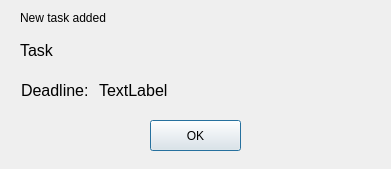
Old version of the form dialog.ui in the repository abrarShariar/To-do.
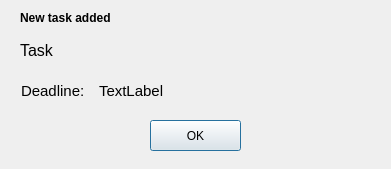
New version of the form.

What changed in the file:
```diff
--- a/dialog.ui
+++ b/dialog.ui
@@ -35,6 +35,13 @@
      <height>16</height>
     </rect>
    </property>
+   <property name="font">
+    <font>
+     <family>Meiryo UI</family>
+     <weight>75</weight>
+     <bold>true</bold>
+    </font>
+   </property>
    <property name="text">
     <string>New task added</string>
    </property>
@@ -70,7 +77,8 @@
    </property>
    <property name="font">
     <font>
-     <pointsize>12</pointsize>
+     <family>Meiryo UI</family>
+     <pointsize>11</pointsize>
     </font>
    </property>
    <property name="text">
@@ -88,7 +96,8 @@
    </property>
    <property name="font">
     <font>
-     <pointsize>12</pointsize>
+     <family>Meiryo UI</family>
+     <pointsize>11</pointsize>
     </font>
    </property>
    <property name="text">
```
Left out of the diff: 1 changed line with no effect on the pictures.
